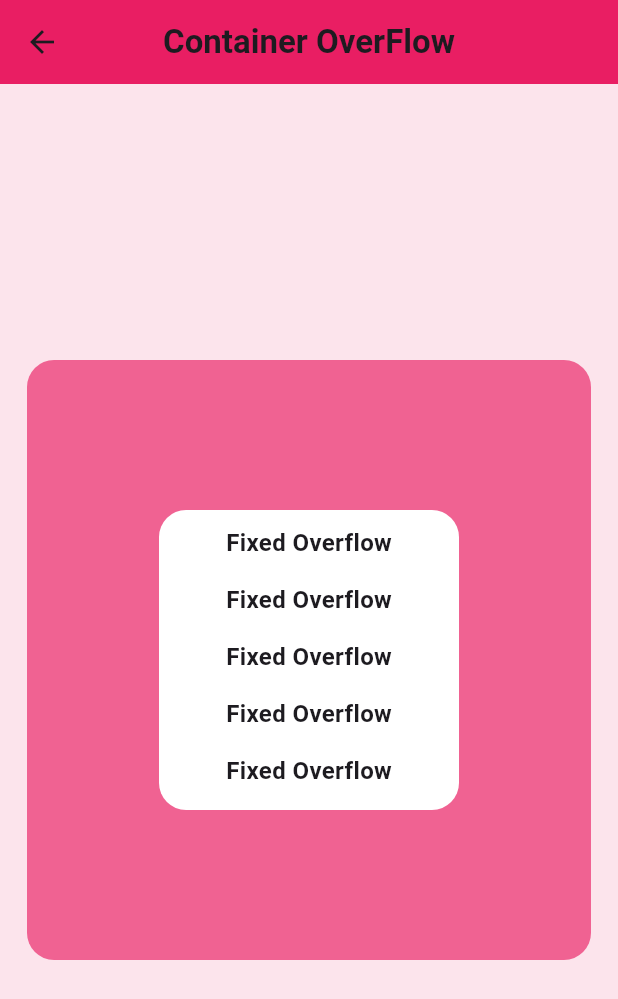
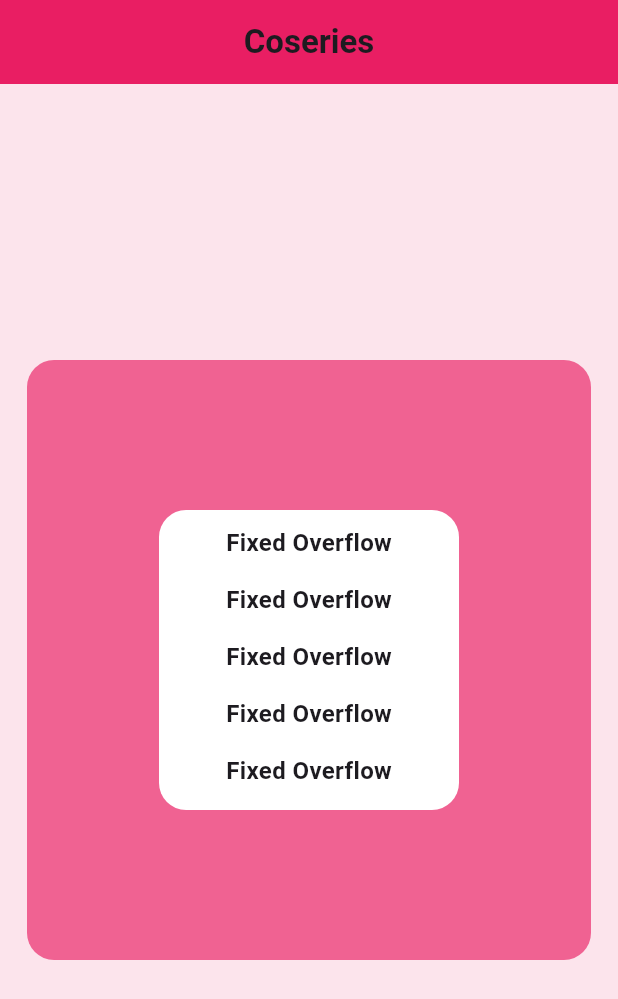
Before and after one commit to sohasara/Container-Overflow, a Flutter app: the FixedOverflow screen opened directly, on a phone screen of 412 x 824 dp. Shown: the top 999 px of the screen. Run offline on Flutter 3.47's test engine with Material 3 defaults, Android fonts, the phone set to English and light mode, and no system bars.

Commit message:
Initial commit

```diff
--- a/lib/fixedOverflow.dart
+++ b/lib/fixedOverflow.dart
@@ -14,7 +14,7 @@
         centerTitle: true,
         backgroundColor: Colors.pink,
         title: const Text(
-          'Container OverFlow',
+          'Coseries',
           style: TextStyle(
             fontWeight: FontWeight.bold,
           ),
--- a/lib/main.dart
+++ b/lib/main.dart
@@ -1,6 +1,8 @@
 //import 'package:container_overflow/fixedOverflow.dart';
 import 'package:container_overflow/overflow.dart';
 import 'package:flutter/material.dart';
+
+import 'fixedOverflow.dart';
 
 void main() {
   runApp(const MyApp());
@@ -14,8 +16,8 @@
     return MaterialApp(
       theme: ThemeData.light(),
       debugShowCheckedModeBanner: false,
-      home: const OverFlow(),
-      //home: const FixedOverflow(),
+      // home: const OverFlow(),
+      home: const FixedOverflow(),
     );
   }
 }
--- a/lib/overflow.dart
+++ b/lib/overflow.dart
@@ -10,7 +10,7 @@
         centerTitle: true,
         backgroundColor: Colors.pink,
         title: const Text(
-          'Container OverFlow',
+          'Coseries',
           style: TextStyle(
             fontWeight: FontWeight.bold,
           ),
```
Also changed, not shown: pubspec.lock.
